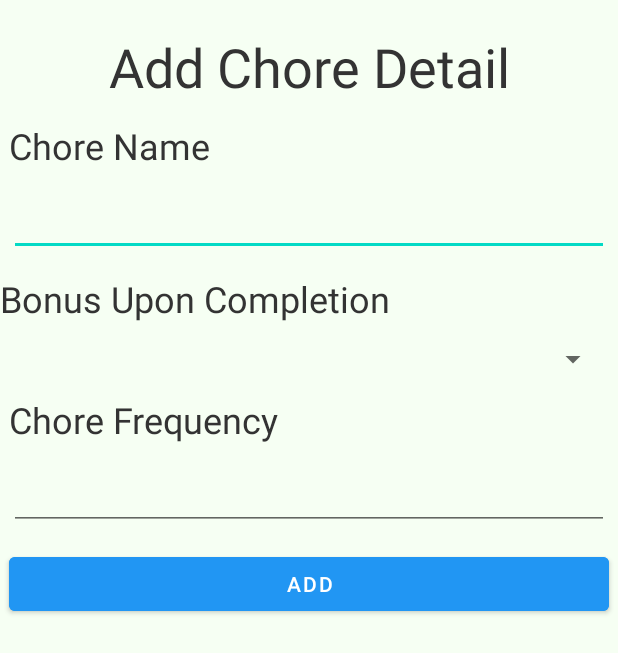
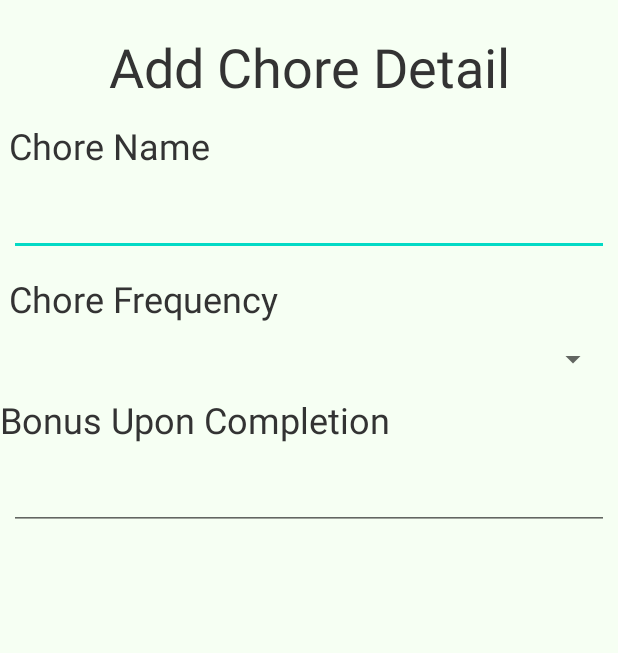
Before and after one commit to BME-HtN2020/PocketPiggy2, an Android app: the layout chores.xml on its own in the app's theme, with its tools: preview values and no code run, on a phone screen of 412 x 824 dp. Shown: the top 653 px of the screen. Run offline under Robolectric (Android 15) with nearby library versions, the phone set to English and light mode, and no system bars; Roboto replaces fonts that are not available here.

Commit message:
Renaming variables and rearranging xml

```diff
--- a/ProjectPiggy2/app/src/main/java/com/example/projectpiggy2/ToDoActivity.java
+++ b/ProjectPiggy2/app/src/main/java/com/example/projectpiggy2/ToDoActivity.java
@@ -75,9 +75,9 @@ public class ToDoActivity extends AppCompatActivity {
 
                 View choresLayout = getLayoutInflater().inflate(R.layout.chores, null);
                 LinearLayout layout = choresLayout.findViewById(R.id.choresLayout);
-                EditText titleEdit = choresLayout.findViewById(R.id.editTextSimple2);
-                EditText amountEdit = choresLayout.findViewById(R.id.editTextSimple);
-                Spinner dropdown = choresLayout.findViewById(R.id.spinner);
+                EditText titleEdit = choresLayout.findViewById(R.id.titleEditText);
+                EditText amountEdit = choresLayout.findViewById(R.id.amountEditText);
+                Spinner dropdown = choresLayout.findViewById(R.id.frequencySpinner);
 
                 String[] items = {"1 Day", "4 Day", "1 Week"};
                 ArrayAdapter<String> arrayAdapter = new ArrayAdapter<>(this, android.R.layout.simple_spinner_dropdown_item, items);
--- a/ProjectPiggy2/app/src/main/res/layout/chores.xml
+++ b/ProjectPiggy2/app/src/main/res/layout/chores.xml
@@ -29,28 +29,12 @@
         android:textSize="24sp" />
 
     <EditText
-        android:id="@+id/editTextSimple2"
+        android:id="@+id/titleEditText"
         android:layout_width="match_parent"
         android:layout_height="wrap_content"
         android:layout_marginHorizontal="6dp"
         android:layout_marginTop="12dp">
     </EditText>
-
-    <TextView
-        android:id="@+id/onboarding1_para5"
-        android:layout_width="match_parent"
-        android:layout_height="wrap_content"
-        android:layout_marginTop="12dp"
-        android:text="Bonus Upon Completion"
-        android:textColor="@color/text"
-        android:textSize="24sp" />
-
-    <Spinner
-        android:id="@+id/spinner"
-        android:layout_width="match_parent"
-        android:layout_height="wrap_content"
-        android:layout_marginHorizontal="6dp"
-        android:layout_marginTop="12dp"/>
 
     <TextView
         android:id="@+id/onboarding1_para4"
@@ -62,21 +46,28 @@
         android:textColor="@color/text"
         android:textSize="24sp" />
 
+    <Spinner
+        android:id="@+id/frequencySpinner"
+        android:layout_width="match_parent"
+        android:layout_height="wrap_content"
+        android:layout_marginHorizontal="6dp"
+        android:layout_marginTop="12dp"/>
+
+    <TextView
+        android:id="@+id/onboarding1_para5"
+        android:layout_width="match_parent"
+        android:layout_height="wrap_content"
+        android:layout_marginTop="12dp"
+        android:text="Bonus Upon Completion"
+        android:textColor="@color/text"
+        android:textSize="24sp" />
+
     <EditText
-        android:id="@+id/editTextSimple"
+        android:id="@+id/amountEditText"
         android:layout_width="match_parent"
         android:layout_height="wrap_content"
         android:layout_marginHorizontal="6dp"
         android:layout_marginTop="12dp">
     </EditText>
 
-    <Button
-        android:id="@+id/button2"
-        android:layout_width="match_parent"
-        android:layout_height="wrap_content"
-        android:layout_marginHorizontal="6dp"
-        android:layout_marginTop="12dp"
-        android:backgroundTint="#2196F3"
-        android:text="Add" />
-
 </LinearLayout>
```
